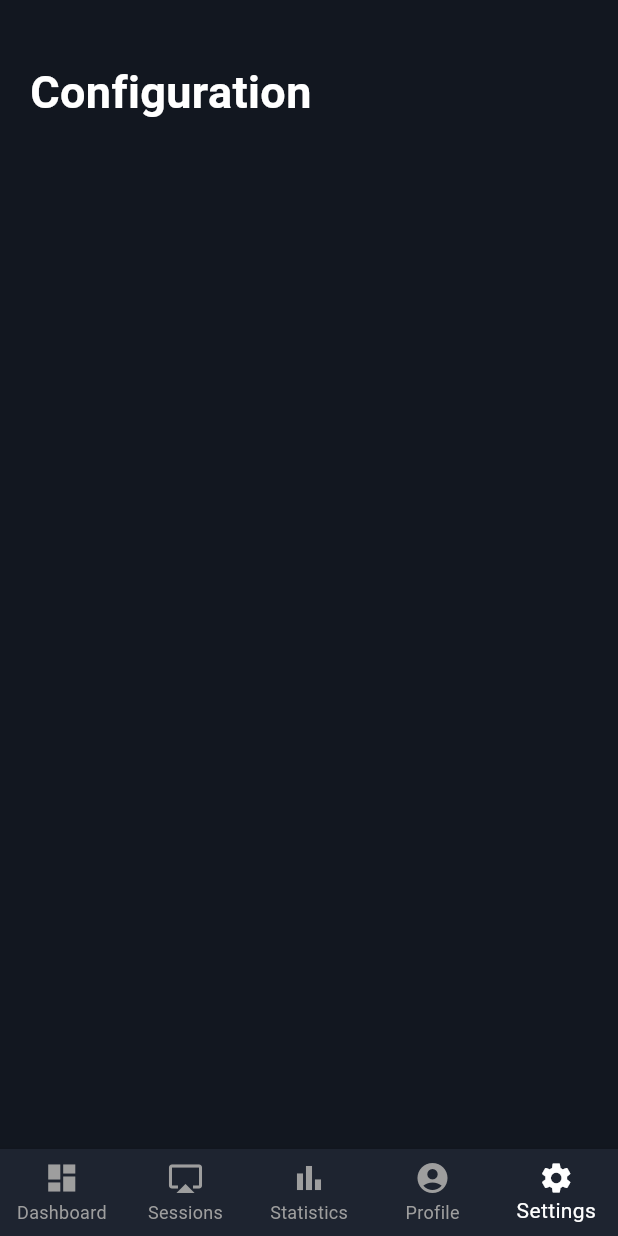
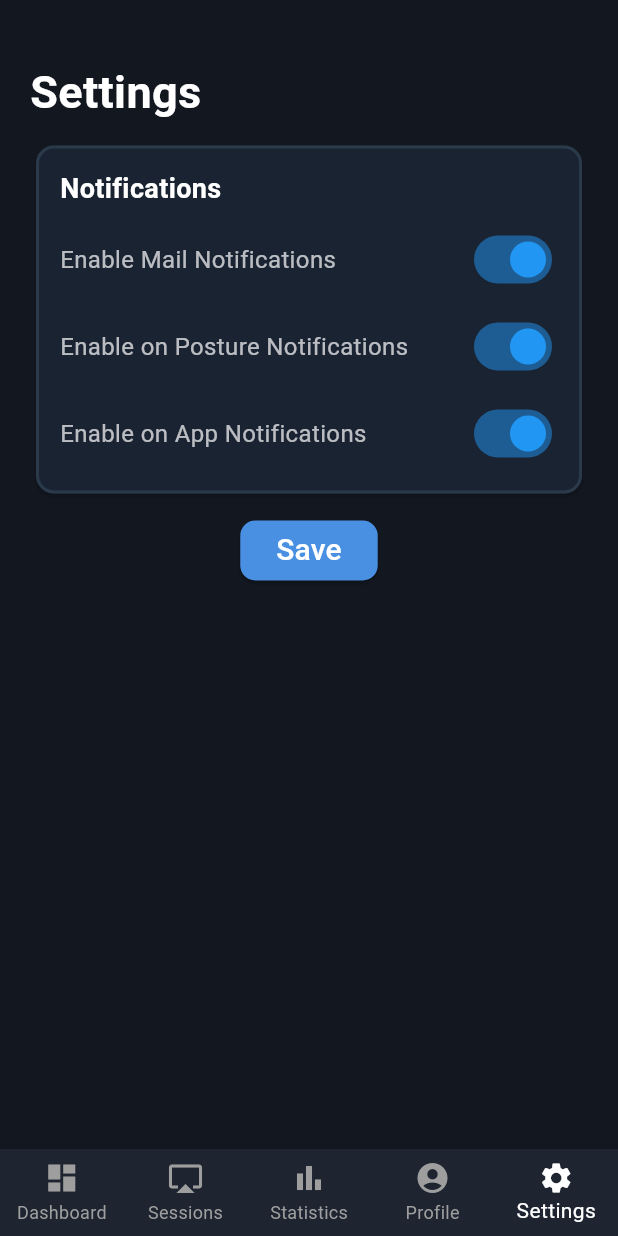
Before and after one commit to NRG7-Emergentes/ergovision-mobile, a Flutter app: the Home screen opened directly, item 5 of the bottom bar chosen, on a phone screen of 412 x 824 dp. Run offline on Flutter 3.47's test engine with Material 3 defaults, Android fonts, the phone set to English and light mode, and no system bars; our stand-ins replace fl_chart; network calls fail.

Commit message:
feat(settings): add settings view.

```diff
--- a/lib/configuration/views/configuration.dart
+++ /dev/null
@@ -1,29 +0,0 @@
-import 'package:flutter/material.dart';
-
-class Configuration extends StatefulWidget {
-  const Configuration({super.key});
-
-  @override
-  State<Configuration> createState() => _ConfigurationState();
-}
-
-class _ConfigurationState extends State<Configuration> {
-  @override
-  Widget build(BuildContext context) {
-    return Scaffold(
-      backgroundColor: const Color(0xFF121720),
-      body: Column(
-        children: [
-          const SizedBox(
-              width: double.infinity,
-              child: Text(
-                'Configuration',
-                style: TextStyle(color: Colors.white, fontSize: 30, fontWeight: FontWeight.bold),
-              )
-          ),
-        ]
-      ),
-    );
-
-  }
-}
--- /dev/null
+++ b/lib/configuration/views/settings.dart
@@ -0,0 +1,131 @@
+import 'package:flutter/material.dart';
+
+class Settings extends StatefulWidget {
+  const Settings({super.key});
+
+  @override
+  State<Settings> createState() => _SettingsState();
+}
+
+class _SettingsState extends State<Settings> {
+  // estado para el switch
+  bool enableMailNotifications = true;
+  bool enablePostureNotifications = true;
+  bool enableAppNotifications = true;
+
+  @override
+  Widget build(BuildContext context) {
+    return Scaffold(
+      backgroundColor: const Color(0xFF121720),
+      body: Column(
+        children: [
+          const SizedBox(
+              width: double.infinity,
+              child: Text(
+                'Settings',
+                style: TextStyle(color: Colors.white, fontSize: 30, fontWeight: FontWeight.bold),
+              )
+          ),
+          SizedBox(height: 10),
+          SizedBox(
+              width: double.infinity,
+              child: Card(
+                color: const Color(0xFF1A2332),
+                shape: RoundedRectangleBorder(
+                  borderRadius: BorderRadius.circular(12),
+                  side: const BorderSide(
+                    color: Color(0xFF2A3A4A),
+                    width: 2,
+                  ),
+                ),
+                child:
+                Padding(
+                  padding: const EdgeInsets.all(16.0),
+                  child: Column(
+                    crossAxisAlignment: CrossAxisAlignment.start,
+                    children: [
+                      Text(
+                        'Notifications',
+                        style: TextStyle(color: Colors.white, fontSize: 18, fontWeight: FontWeight.bold),
+                      ),
+                      SizedBox(height: 10),
+                      Row(
+                        mainAxisAlignment: MainAxisAlignment.spaceBetween,
+                        children: [
+                          Text(
+                            'Enable Mail Notifications',
+                            style: TextStyle(color: Colors.white70, fontSize: 16),
+                          ),
+                          Switch(
+                            value: enableMailNotifications,
+                            onChanged: (bool val) {
+                              setState(() {
+                                enableMailNotifications = val;
+                              });
+                            },
+                            activeColor: Colors.blue,
+                          ),
+                        ],
+                      ),
+                      SizedBox(height: 10),
+                      Row(
+                        mainAxisAlignment: MainAxisAlignment.spaceBetween,
+                        children: [
+                          Text(
+                            'Enable on Posture Notifications',
+                            style: TextStyle(color: Colors.white70, fontSize: 16),
+                          ),
+                          Switch(
+                            value: enablePostureNotifications,
+                            onChanged: (bool val) {
+                              setState(() {
+                                enablePostureNotifications = val;
+                              });
+                            },
+                            activeColor: Colors.blue,
+                          ),
+                        ],
+                      ),
+                      SizedBox(height: 10),
+                      Row(
+                        mainAxisAlignment: MainAxisAlignment.spaceBetween,
+                        children: [
+                          Text(
+                            'Enable on App Notifications',
+                            style: TextStyle(color: Colors.white70, fontSize: 16),
+                          ),
+                          Switch(
+                            value: enableAppNotifications,
+                            onChanged: (bool val) {
+                              setState(() {
+                                enableAppNotifications = val;
+                              });
+                            },
+                            activeColor: Colors.blue,
+                          ),
+                        ],
+                      )
+                    ],
+                  ),
+                )
+              )
+          ),
+          SizedBox(height: 10),
+          ElevatedButton(
+            onPressed: () {
+              // Guardar
+            },
+            style: ElevatedButton.styleFrom(
+              backgroundColor: const Color(0xFF4A90E2),
+              shape: RoundedRectangleBorder(
+                borderRadius: BorderRadius.circular(10),
+              ),
+            ),
+            child: const Text('Save', style: TextStyle(color: Colors.white, fontSize: 20)),
+          )
+        ]
+      ),
+    );
+
+  }
+}
--- a/lib/shared/views/home.dart
+++ b/lib/shared/views/home.dart
@@ -1,4 +1,4 @@
-import 'package:ergovision/configuration/views/configuration.dart';
+import 'package:ergovision/configuration/views/settings.dart';
 import 'package:ergovision/configuration/views/profile.dart';
 import 'package:ergovision/monitoring/views/sessions.dart';
 import 'package:ergovision/shared/views/dashboard.dart';
@@ -19,7 +19,7 @@ class _HomeState extends State<Home> {
     Sessions(),
     Statistics(),
     Profile(),
-    Configuration()
+    Settings()
   ];
 
   @override
```
